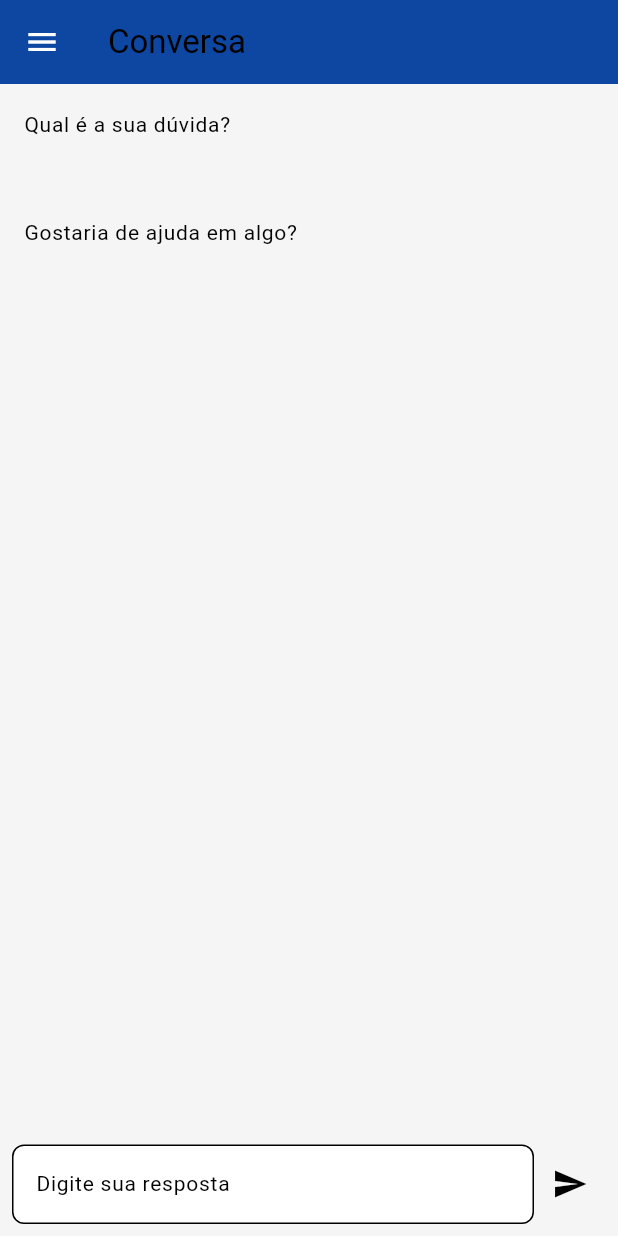
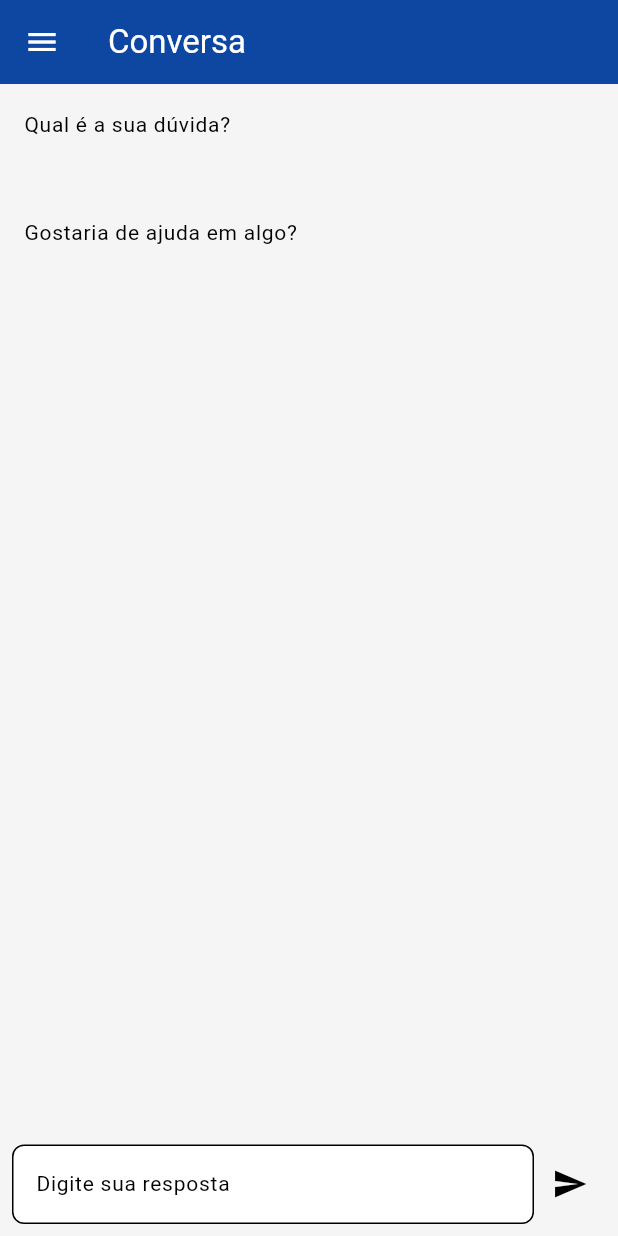
Before and after one commit to andersonmunizs/Software_Integration_Flutter, a Flutter app: the ChatScreen screen opened by its route, on a phone screen of 412 x 824 dp. Run offline on Flutter 3.47's test engine with Material 3 defaults, Android fonts, the phone set to English and light mode, and no system bars; our stand-ins replace fl_chart.

Commit message:
color fix chat screen

```diff
--- a/lib/src/screens/chat_screen.dart
+++ b/lib/src/screens/chat_screen.dart
@@ -26,8 +26,13 @@ class _ChatScreenState extends State<ChatScreen> {
   @override
   Widget build(BuildContext context) {
     return Scaffold(
-      appBar: AppBar(title: Text("Conversa")),
-      drawer: DrawerMenu(),
+      appBar: AppBar(
+        title: Text(
+          "Conversa",
+          style: TextStyle(color: Colors.white), // Cor branca para o título
+        ),
+      ),
+      drawer: DrawerMenu(), // Coloquei o drawer no Scaffold
       body: Column(
         children: [
           Expanded(
```
